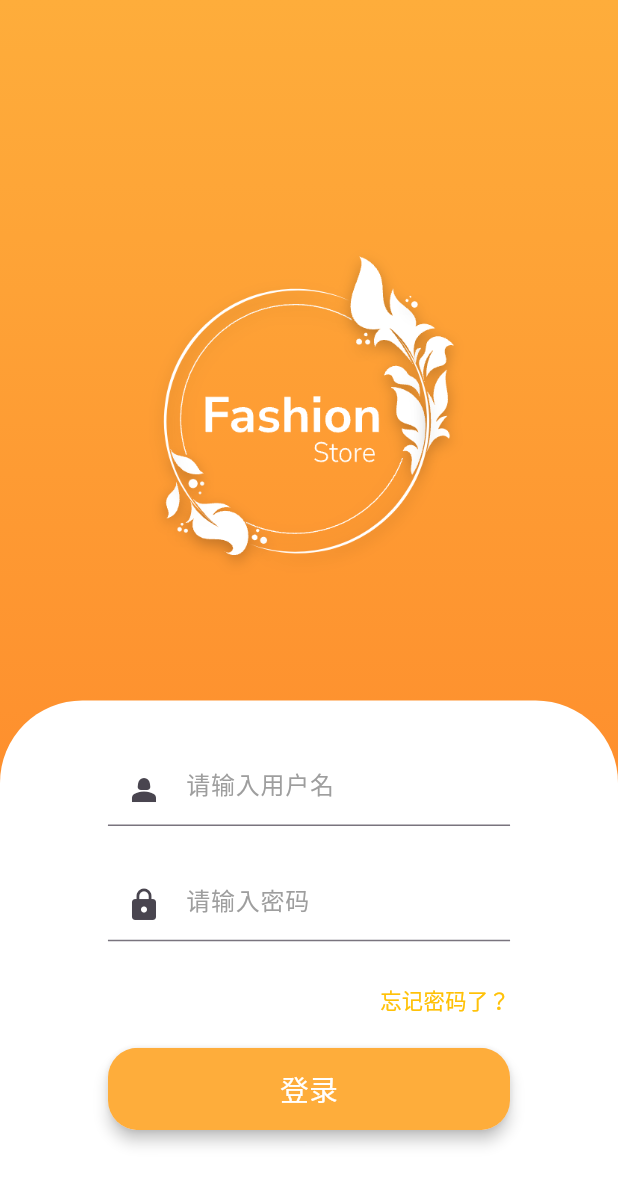
After one commit to wangliss/wardrobe_mywife_flutter, a Flutter app: the screen it shows after launch, after a tap on "GO! GO !GO!", on a phone screen of 412 x 824 dp. The commit adds this screen. Shown: the top 1185 px of the screen. Run offline on Flutter 3.47's test engine with Material 3 defaults, Android fonts, the phone set to English and light mode, and no system bars; drawn by our look-alikes of flutter_animate; our stand-ins replace flutter_easyloading, flutter_screenutil, get, google_nav_bar, line_icons, permission_handler and 1 more; Roboto replaces fonts that are missing (pingfangfan).

Commit message:
登录页面

```diff
--- a/lib/components/defBtn.dart
+++ b/lib/components/defBtn.dart
@@ -46,7 +46,7 @@ class defBtn extends StatelessWidget {
             style: TextStyle(
               color: Colors.white,
               fontSize: textSize,
-              fontWeight: FontWeight.bold
+              fontWeight: FontWeight.w400
             ),
           ),
         ),
--- a/lib/main.dart
+++ b/lib/main.dart
@@ -5,6 +5,8 @@ import 'package:get/get_navigation/src/root/get_material_app.dart';
 import 'package:get/get_navigation/src/routes/get_route.dart';
 import 'package:get/get_navigation/src/routes/transitions_type.dart';
 import 'package:permission_handler/permission_handler.dart';
+import 'package:wardrobe_flutter/pages/homeWigdet/searchMyWardrobe.dart';
+import 'package:wardrobe_flutter/pages/login.dart';
 import 'package:wardrobe_flutter/pages/startPage.dart';
 import 'package:wardrobe_flutter/routes/app_routes.dart';
 import 'package:wardrobe_flutter/pages/index.dart';
@@ -36,32 +38,36 @@ class MyApp extends StatelessWidget {
           splitScreenMode: true,
           builder: (context, child) {
             return GetMaterialApp(
-              getPages: [
-                GetPage(
-                  participatesInRootNavigator: true,
-                  name: Routes.Start,
-                  page: () => const startPage(),
-                ),
-                GetPage(
-                    name: Routes.Index,
-                    page: () => const index(),
-                    transition: Transition.fadeIn,
-                    transitionDuration: const Duration(milliseconds: 300)),
-              ],
+              getPages: getPages(),
               debugShowCheckedModeBanner: false,
               builder: EasyLoading.init(),
+              defaultTransition: Transition.rightToLeftWithFade,
               theme: ThemeData(
                 // fontFamily: 'AlibabaHealthFont',
+                inputDecorationTheme: const InputDecorationTheme(
+                  border: UnderlineInputBorder(
+                    borderSide: BorderSide(color: Colors.orange), // 设置选中时底部边框的颜色
+                  ),
+                  focusedBorder: UnderlineInputBorder(
+                    borderSide: BorderSide(color: Colors.orange), // 设置选中时底部边框的颜色
+                  ),
+
+                ),
+                textSelectionTheme: const TextSelectionThemeData(
+                  cursorColor: Colors.orange, // 设置输入光标的颜色
+                ),
                 fontFamily: 'pingfangfan',
                 primarySwatch: Colors.orange, // 设置全局的主色调
                 hintColor: Colors.orange, // 设置全局的强调色
-                appBarTheme:const AppBarTheme(
+                focusColor: Colors.orange,
+                appBarTheme: const AppBarTheme(
                   color: Colors.white, // 设置AppBar的背景颜色
                 ),
                 buttonTheme: const ButtonThemeData(
-                  buttonColor: Color(0xffFE7E26),// 设置按钮的背景颜色
+                  buttonColor: Color(0xffFE7E26), // 设置按钮的背景颜色
                   textTheme: ButtonTextTheme.primary,
                 ),
+
               ),
             );
           },
@@ -69,4 +75,31 @@ class MyApp extends StatelessWidget {
       },
     );
   }
+
+  List<GetPage<dynamic>> getPages() {
+    return [
+      GetPage(
+        participatesInRootNavigator: true,
+        name: Routes.Start,
+        page: () => const startPage(),
+        transition: Transition.fadeIn,
+      ),
+      GetPage(
+        name: Routes.login,
+        page: () => const login(),
+        transition: Transition.fadeIn,
+        transitionDuration: const Duration(milliseconds: 600),
+      ),
+      GetPage(
+        name: Routes.Index,
+        page: () => const index(),
+        transition: Transition.fadeIn,
+        transitionDuration: const Duration(milliseconds: 600),
+      ),
+      GetPage(
+        name: Routes.searchMyWardrobe,
+        page: () => const searchMyWardrobe(),
+      )
+    ];
+  }
 }
--- a/lib/pages/index.dart
+++ b/lib/pages/index.dart
@@ -74,7 +74,7 @@ class _indexState extends State<index> {
                 ),
               ],
               selectedIndex: _selectedIndex,
-              onTabChange: (index) {
+              onTabChange: (int index) {
                 setState(() {
                   _selectedIndex = index;
                 });
--- /dev/null
+++ b/lib/pages/login.dart
@@ -0,0 +1,163 @@
+import 'package:flutter/cupertino.dart';
+import 'package:flutter/material.dart';
+import 'package:flutter_animate/flutter_animate.dart';
+import 'package:flutter_easyloading/flutter_easyloading.dart';
+import 'package:flutter_screenutil/flutter_screenutil.dart';
+import 'package:get/get.dart';
+import 'package:get/get_navigation/get_navigation.dart';
+import 'package:wardrobe_flutter/components/defBtn.dart';
+
+import '../routes/app_routes.dart';
+
+class login extends StatefulWidget {
+  const login({super.key});
+
+  @override
+  State<login> createState() => _loginState();
+}
+
+class _loginState extends State<login> {
+  TextEditingController userNameController = TextEditingController();
+  TextEditingController userPasswordController = TextEditingController();
+
+  @override
+  void initState() {
+    // TODO: implement initState
+    super.initState();
+  }
+
+  //进行登录
+  void toLogin() async {
+    EasyLoading.show();
+    await Future.delayed(const Duration(milliseconds: 1000));
+    EasyLoading.dismiss();
+    EasyLoading.showSuccess("登录成功");
+    await Future.delayed(const Duration(milliseconds: 300));
+    Get.toNamed(Routes.Index);
+  }
+
+  //忘记密码
+  void showForgetPassword() {
+    Get.defaultDialog(
+      backgroundColor: Colors.white,
+      titleStyle:  TextStyle(fontSize: 34.sp),
+      title: "温馨提示",
+      middleText: "忘记登录密码请联系开发人员。。。",
+      confirm: SizedBox(
+        width: 200.w,
+        height: 70.w,
+        child: defBtn(
+          onTap: () {
+            Get.back();
+          },
+          title: '好的',
+          textSize: 28.sp,
+        ),
+      ),
+    );
+  }
+
+  @override
+  Widget build(BuildContext context) {
+    return Scaffold(
+      body: Container(
+        width: ScreenUtil().screenWidth,
+        height: ScreenUtil().screenHeight,
+        decoration: const BoxDecoration(
+          gradient: LinearGradient(
+            begin: Alignment.topCenter,
+            end: Alignment.bottomCenter,
+            colors: [
+              Color(0xffFEAD3B),
+              Color(0xffFE7E26),
+            ],
+          ),
+        ),
+        child: Stack(
+          alignment: Alignment.center,
+          children: [
+            Positioned(
+              top: 300.w,
+              child: Center(
+                child: Image.asset(
+                  "assets/images/startLog.png",
+                  width: 388.w,
+                  height: 399.w,
+                ),
+              ).animate().fadeIn(delay: 300.ms, duration: 700.ms),
+            ),
+            Positioned(
+              bottom: 0,
+              child: Container(
+                width: 750.w,
+                height: 650.w,
+                decoration: BoxDecoration(
+                  color: Colors.white,
+                  borderRadius: BorderRadius.only(
+                    topLeft: Radius.circular(100.w),
+                    topRight: Radius.circular(100.w),
+                  ),
+                ),
+                child: Column(
+                  children: [
+                    Container(
+                      width: 488.w,
+                      height: 140.w,
+                      margin: EdgeInsets.only(top: 65.w),
+                      child: TextField(
+                        controller: userNameController,
+                        decoration: const InputDecoration(
+                            hintText: "请输入用户名",
+                            hintStyle: TextStyle(color: Colors.grey),
+                            prefixIcon: Icon(Icons.person_2)),
+                      ),
+                    ),
+                    SizedBox(
+                      width: 488.w,
+                      height: 140.w,
+                      child: TextField(
+                        keyboardType: TextInputType.text,
+                        obscureText: true, // 设置输入类型为密码
+                        controller: userPasswordController,
+                        decoration: const InputDecoration(
+                            hintText: "请输入密码",
+                            hintStyle: TextStyle(color: Colors.grey),
+                            prefixIcon: Icon(Icons.lock)),
+                      ),
+                    ),
+                    Container(
+                      width: 488.w,
+                      alignment: Alignment.centerRight,
+                      child: InkWell(
+                        onTap: () {
+                          showForgetPassword();
+                        },
+                        child: Text(
+                          "忘记密码了？",
+                          style:
+                              TextStyle(color: Colors.amber, fontSize: 28.sp),
+                        ),
+                      ),
+                    ),
+                    Container(
+                      width: 488.w,
+                      height: 100.w,
+                      margin: EdgeInsets.only(top: 40.w),
+                      child: defBtn(
+                        title: "登录",
+                        textSize: 38.sp,
+                        onTap: () {
+                          toLogin();
+                        },
+                      ),
+                    )
+                  ],
+                ),
+              ),
+            )
+          ],
+        ),
+      ),
+    );
+  }
+}
--- a/lib/pages/startPage.dart
+++ b/lib/pages/startPage.dart
@@ -135,7 +135,7 @@ class _startPageState extends State<startPage> {
             child: defBtn(
               title: "GO! GO !GO!",
               onTap: () {
-                Get.toNamed(Routes.Index);
+                Get.toNamed(Routes.login);
               },
             ),
           )
--- a/lib/routes/app_routes.dart
+++ b/lib/routes/app_routes.dart
@@ -3,4 +3,6 @@ abstract class Routes {
   static const Start = '/';
   static const Index = '/index';
   static const Home = '/home';
+  static const login= '/login';
+  static const searchMyWardrobe= '/searchMyWardrobe';
 }
```
Also changed, not shown: lib/components/defAppLayOut.dart (added, +52 -0 lines), lib/pages/home.dart (+17 -33 lines), lib/pages/homeWigdet/searchMyWardrobe.dart (+23 -0 lines), 1 other file.
